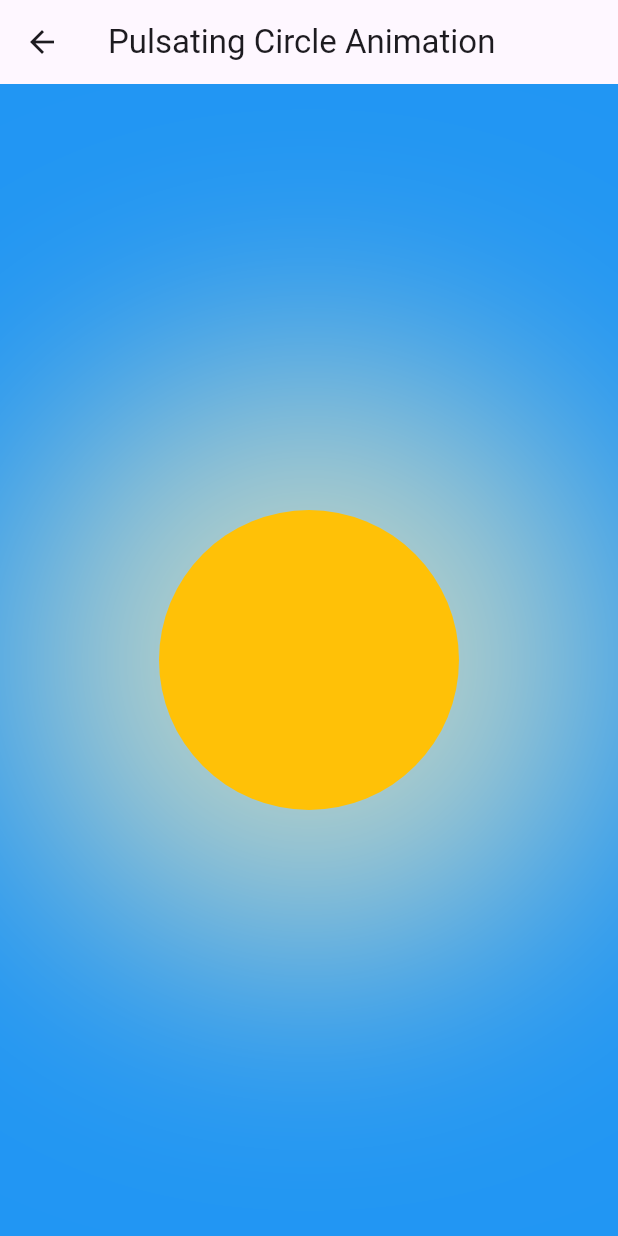
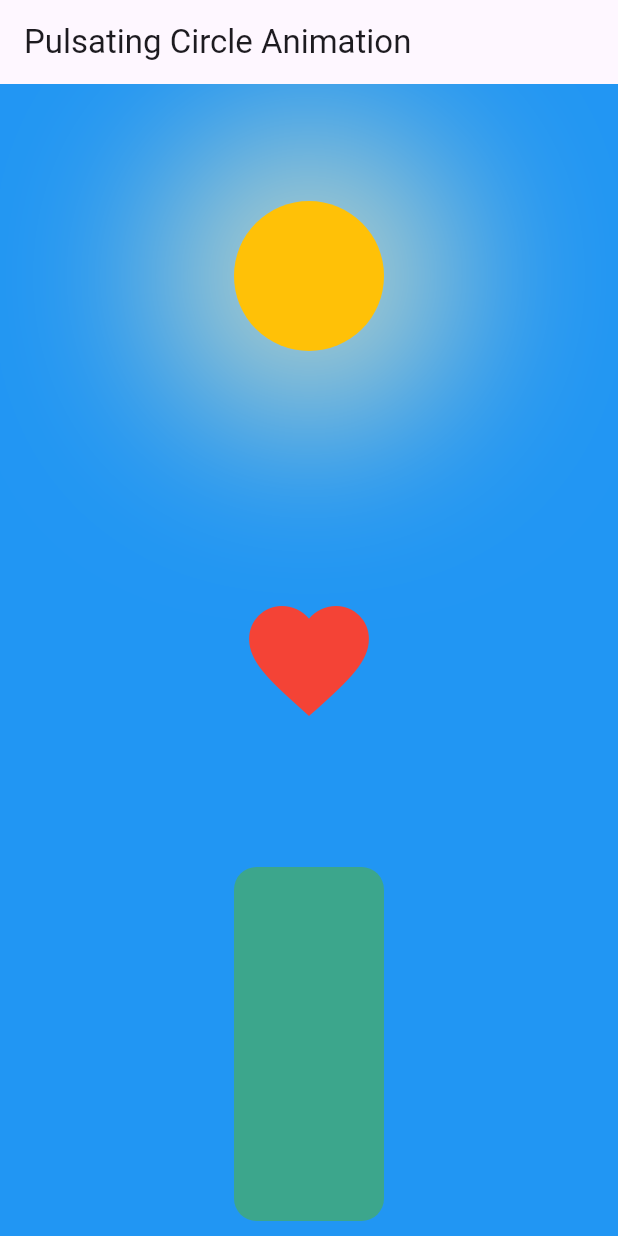
Before and after one commit to juahadinata/basic_flutter_animasi, a Flutter app: the PulsatingCircleAnimation screen opened directly, on a phone screen of 412 x 824 dp. Run offline on Flutter 3.47's test engine with Material 3 defaults, Android fonts, the phone set to English and light mode, and no system bars.

Commit message:
edit tween_animation_builder.dart

```diff
--- a/lib/implicit_sampel/animated_tween_animation_builder_sampel.dart
+++ /dev/null
@@ -1,36 +0,0 @@
-import 'package:flutter/material.dart';
-
-class PulsatingCircleAnimation extends StatelessWidget {
-  const PulsatingCircleAnimation({super.key});
-
-  @override
-  Widget build(BuildContext context) {
-    return Scaffold(
-      backgroundColor: Colors.blue,
-      appBar: AppBar(
-        title: const Text('Pulsating Circle Animation'),
-      ),
-      body: Center(
-        child: TweenAnimationBuilder(
-            tween: Tween<double>(begin: 0, end: 200),
-            duration: const Duration(milliseconds: 1500),
-            builder: (context, size, widget) {
-              return Container(
-                width: size,
-                height: size,
-                decoration: BoxDecoration(
-                    shape: BoxShape.circle,
-                    color: Colors.amber,
-                    boxShadow: [
-                      BoxShadow(
-                        color: Colors.amber.shade100.withOpacity(0.7),
-                        blurRadius: size,
-                        spreadRadius: size / 2,
-                      )
-                    ]),
-              );
-            }),
-      ),
-    );
-  }
-}
--- /dev/null
+++ b/lib/implicit_sampel/tween_animation_builder.dart
@@ -0,0 +1,78 @@
+import 'package:flutter/material.dart';
+
+class PulsatingCircleAnimation extends StatelessWidget {
+  const PulsatingCircleAnimation({super.key});
+
+  @override
+  Widget build(BuildContext context) {
+    return Scaffold(
+      backgroundColor: Colors.blue,
+      appBar: AppBar(
+        title: const Text('Pulsating Circle Animation'),
+      ),
+      body: Column(
+        children: [
+          Expanded(
+            flex: 1,
+            child: Center(
+              child: TweenAnimationBuilder(
+                  tween: Tween<double>(begin: 0, end: 100),
+                  duration: const Duration(seconds: 1),
+                  builder: (context, size, widget) {
+                    return Container(
+                      width: size,
+                      height: size,
+                      decoration: BoxDecoration(
+                          shape: BoxShape.circle,
+                          color: Colors.amber,
+                          boxShadow: [
+                            BoxShadow(
+                              color: Colors.amber.shade100.withOpacity(0.7),
+                              blurRadius: size,
+                              spreadRadius: size / 2,
+                            )
+                          ]),
+                    );
+                  }),
+            ),
+          ),
+          Expanded(
+            flex: 1,
+            child: Center(
+              child: TweenAnimationBuilder<double>(
+                tween: Tween<double>(begin: 0.1, end: 2.0),
+                duration: const Duration(seconds: 1),
+                curve: Curves.easeInOut,
+                builder: (context, value, child) {
+                  return Transform.scale(
+                    scale: value,
+                    child: child,
+                  );
+                },
+                child: const Icon(Icons.favorite, color: Colors.red, size: 48),
+              ),
+            ),
+          ),
+          Expanded(
+              flex: 1,
+              child: TweenAnimationBuilder<Color?>(
+                tween: ColorTween(begin: Colors.blue, end: Colors.green),
+                duration: const Duration(seconds: 3),
+                builder: (context, color, _) {
+                  return Padding(
+                    padding: const EdgeInsets.symmetric(vertical: 10),
+                    child: Container(
+                      width: 100,
+                      height: 100,
+                      decoration: BoxDecoration(
+                          color: color,
+                          borderRadius: BorderRadius.circular(15)),
+                    ),
+                  );
+                },
+              ))
+        ],
+      ),
+    );
+  }
+}
--- a/lib/main.dart
+++ b/lib/main.dart
@@ -1,4 +1,5 @@
 import 'package:basic_flutter_animation/children_column_anim/hybrid_column_animation.dart';
+import 'package:basic_flutter_animation/implicit_sampel/tween_animation_builder.dart';
 
 import 'package:flutter/material.dart';
 
@@ -18,7 +19,7 @@ class MyApp extends StatelessWidget {
         colorScheme: ColorScheme.fromSeed(seedColor: Colors.deepPurple),
         useMaterial3: true,
       ),
-      home: const HybridColumnAnimation(),
+      // home: const HybridColumnAnimation(),
       // home: const AnimatedColumnCustom(),
       // home: const DemoTweenSequence(),
       // home: const Sunflower(),
@@ -28,7 +29,7 @@ class MyApp extends StatelessWidget {
       // home: const RadialProgressAnimation(progress: 0.85, color: Colors.blue),
       // home: const ListAnimation(),
       // home: const LoginScreenAnimation(),
-      // home: const PulsatingCircleAnimation(),
+      home: const PulsatingCircleAnimation(),
       // home: const ShoppingCartButton(),
       // home: const AnimatedColorPalette(),
     );
```
Also changed, not shown: 2 other files.
